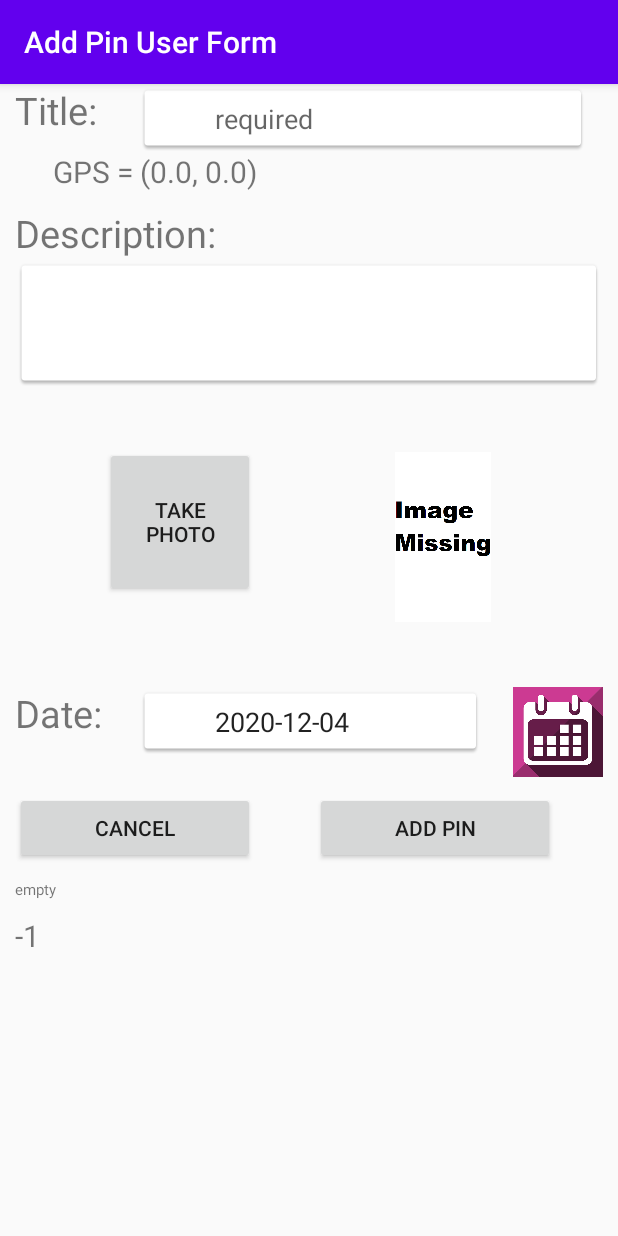
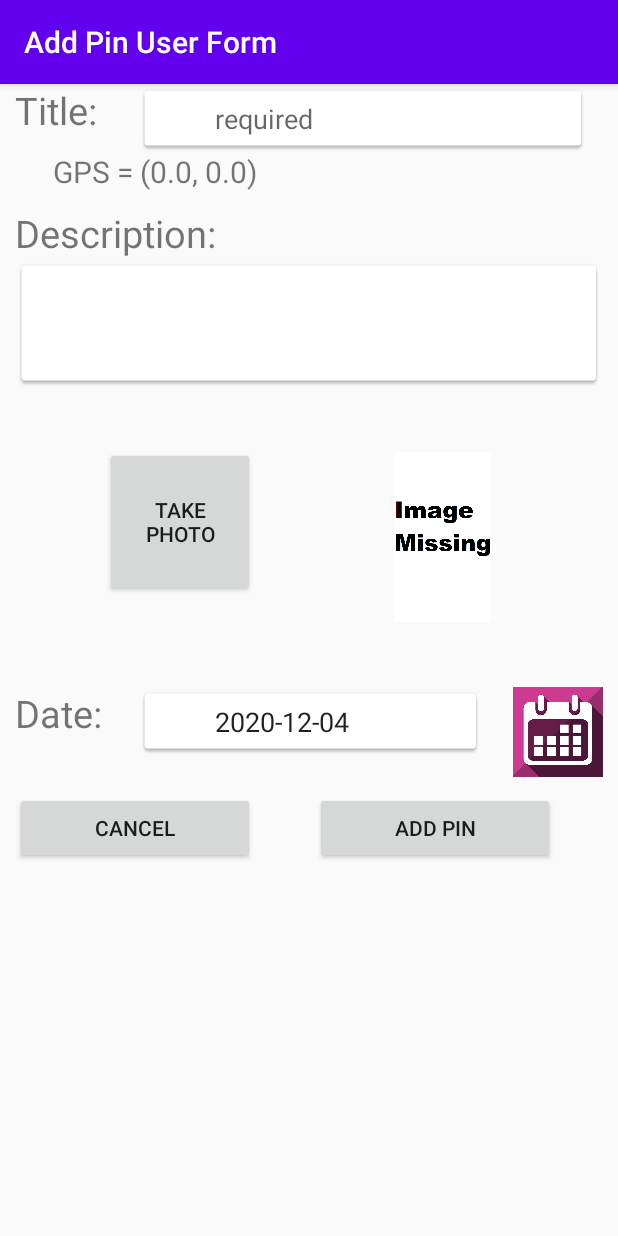
Before and after one commit to J-Way/StarrWay_AndroidFinalProject, an Android app: the CameraActivity screen opened directly, with no data from a screen before it, after a tap on "CANCEL", on a phone screen of 412 x 824 dp. Run offline under Robolectric (Android 15) with nearby library versions, the phone set to English and light mode, and no system bars; libraries missing offline, so code that uses them is left out: androidx.camera.core, androidx.camera.lifecycle; 4 statements that could not run were skipped.

Commit message:
esthetic_changes_only
Changes the titles, toast message and tag visibility of some items in the android proj. Changes were purely esthetic

```diff
--- a/app/src/main/java/com/example/starrway_androidfinalproject/CameraActivity.kt
+++ b/app/src/main/java/com/example/starrway_androidfinalproject/CameraActivity.kt
@@ -108,7 +108,7 @@ class CameraActivity : AppCompatActivity() {
 
                 override fun onImageSaved(outputFileResults: ImageCapture.OutputFileResults) {
                     val savedUri= Uri.fromFile(photoFile)
-                    val msg="Photo capture succeeded "+ savedUri.toString()
+                    val msg="Photo capture succeeded."
                     Toast.makeText(baseContext, msg, Toast.LENGTH_SHORT).show()
                     Log.d(TAG,savedUri.toString())
                     MapsActivity.activePin.photoPath=savedUri.toString()
--- a/app/src/main/java/com/example/starrway_androidfinalproject/MapsActivity.kt
+++ b/app/src/main/java/com/example/starrway_androidfinalproject/MapsActivity.kt
@@ -228,7 +228,7 @@ class MapsActivity : AppCompatActivity(), OnMapReadyCallback, OnMyLocationButton
     override fun onCreate(savedInstanceState: Bundle?) {
         super.onCreate(savedInstanceState)
         setContentView(R.layout.activity_maps)
-
+        setTitle("The GeoGallery")
         // Initialize the SDK
         Places.initialize(applicationContext, resources.getString(R.string.google_maps_key))
         sharedPrefHandler = SharedPrefHandler(this)
@@ -344,7 +344,7 @@ class MapsActivity : AppCompatActivity(), OnMapReadyCallback, OnMyLocationButton
                 val intent = Intent(this, AddPinActivity::class.java)
                 startActivity(intent)
 
-                Toast.makeText(this,"DEBUG: ID = " + activePin.pk, Toast.LENGTH_SHORT)
+                Toast.makeText(this,"Now editting pin number " + activePin.pk, Toast.LENGTH_LONG)
                     .show()
             }
             else{
--- a/app/src/main/res/layout/activity_add_pin.xml
+++ b/app/src/main/res/layout/activity_add_pin.xml
@@ -120,7 +120,7 @@
         android:layout_marginTop="10dp"
         android:layout_below="@+id/btnCancel"
         android:textSize="10dp"
-        android:visibility="visible"/>
+        android:visibility="invisible"/>
     <TextView
         android:id="@+id/tvPrimaryKey"
         android:layout_width="match_parent"
@@ -128,7 +128,7 @@
         android:layout_marginTop="10dp"
         android:layout_below="@+id/tvPhotoPath"
         android:textSize="20dp"
-        android:visibility="visible"/>
+        android:visibility="invisible"/>
     <Button
         android:id="@+id/btnDeletePin"
         android:background="@color/quantum_vanillaredA700"
```
